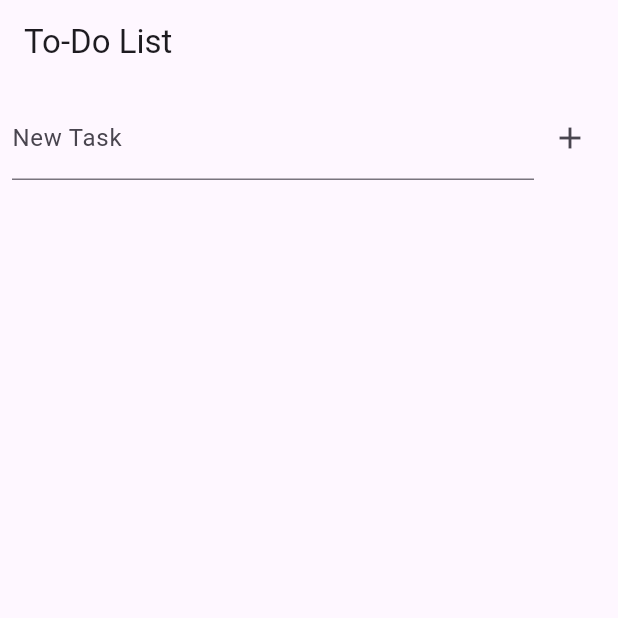
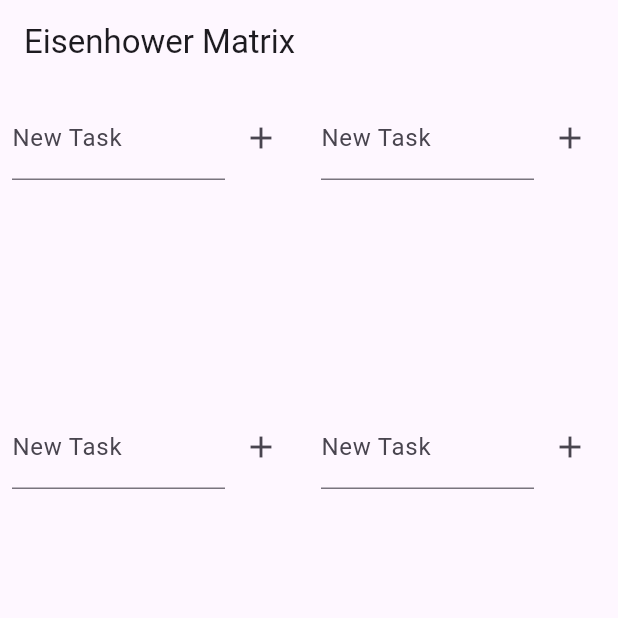
Before and after one commit to Andy-Leo10/eisenshower_todo, a Flutter app: the screen it shows after launch, on a phone screen of 412 x 824 dp, the top half of it. Run offline on Flutter 3.47's test engine with Material 3 defaults, Android fonts, the light colour scheme and no system bars; our stand-ins replace shared_preferences.

Commit message:
Add Eisenhower Matrix layout to to-do list application

```diff
--- a/lib/main.dart
+++ b/lib/main.dart
@@ -12,13 +12,37 @@ class MainApp extends StatelessWidget {
   @override
   Widget build(BuildContext context) {
     return const MaterialApp(
-      home: TodoListScreen(),
+      home: EisenhowerMatrix(),
+    );
+  }
+}
+
+class EisenhowerMatrix extends StatelessWidget {
+  const EisenhowerMatrix({super.key});
+
+  @override
+  Widget build(BuildContext context) {
+    return Scaffold(
+      appBar: AppBar(
+        title: const Text('Eisenhower Matrix'),
+      ),
+      body: GridView.count(
+        crossAxisCount: 2,
+        children: const [
+          TodoListScreen(title: 'Important & Urgent'),
+          TodoListScreen(title: 'Important & Not Urgent'),
+          TodoListScreen(title: 'Not Important & Urgent'),
+          TodoListScreen(title: 'Not Important & Not Urgent'),
+        ],
+      ),
     );
   }
 }
 
 class TodoListScreen extends StatefulWidget {
-  const TodoListScreen({super.key});
+  final String title;
+
+  const TodoListScreen({required this.title, super.key});
 
   @override
   _TodoListScreenState createState() => _TodoListScreenState();
@@ -36,7 +60,7 @@ class _TodoListScreenState extends State<TodoListScreen> {
 
   Future<void> _loadTasks() async {
     final prefs = await SharedPreferences.getInstance();
-    final tasksString = prefs.getString('tasks');
+    final tasksString = prefs.getString(widget.title);
     if (tasksString != null) {
       setState(() {
         _tasks = List<String>.from(json.decode(tasksString));
@@ -46,7 +70,7 @@ class _TodoListScreenState extends State<TodoListScreen> {
 
   Future<void> _saveTasks() async {
     final prefs = await SharedPreferences.getInstance();
-    await prefs.setString('tasks', json.encode(_tasks));
+    await prefs.setString(widget.title, json.encode(_tasks));
   }
 
   void _addTask(String task) {
@@ -65,11 +89,7 @@ class _TodoListScreenState extends State<TodoListScreen> {
 
   @override
   Widget build(BuildContext context) {
-    return Scaffold(
-      appBar: AppBar(
-        title: const Text('To-Do List'),
-      ),
-      body: Column(
+    return Column(
       children: [
         Padding(
           padding: const EdgeInsets.all(8.0),
@@ -112,7 +132,6 @@ class _TodoListScreenState extends State<TodoListScreen> {
           ),
         ),
       ],
-      ),
     );
   }
 }
```
Lines whose indentation alone changed are shown as unchanged.
